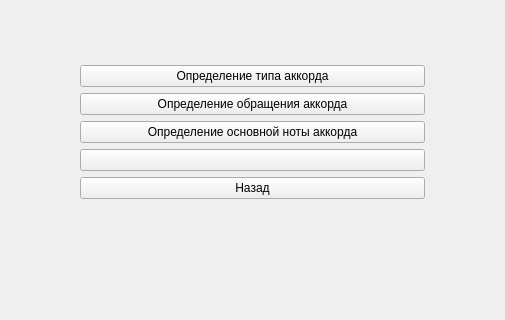
The window that src/gui/blocks/chordblockwidget.ui (TFed555/music_trainer) describes before a commit, drawn with Qt 5; both pictures show x 226 to 731 and y 85 to 405 of the 1000 by 700 pixel window.
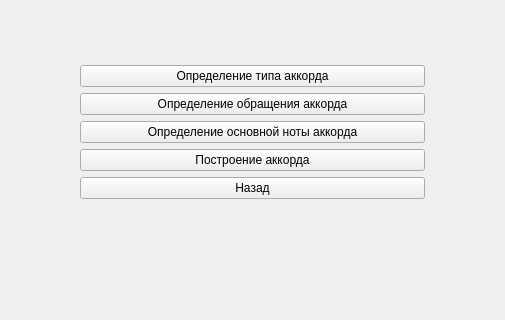
The same window after the commit.

What changed in the file:
```diff
--- a/src/gui/blocks/chordblockwidget.ui
+++ b/src/gui/blocks/chordblockwidget.ui
@@ -54,7 +54,7 @@
     <item row="3" column="1">
      <widget class="QPushButton" name="exercise4Btn">
       <property name="text">
-       <string/>
+       <string>Построение аккорда</string>
       </property>
      </widget>
     </item>
```
